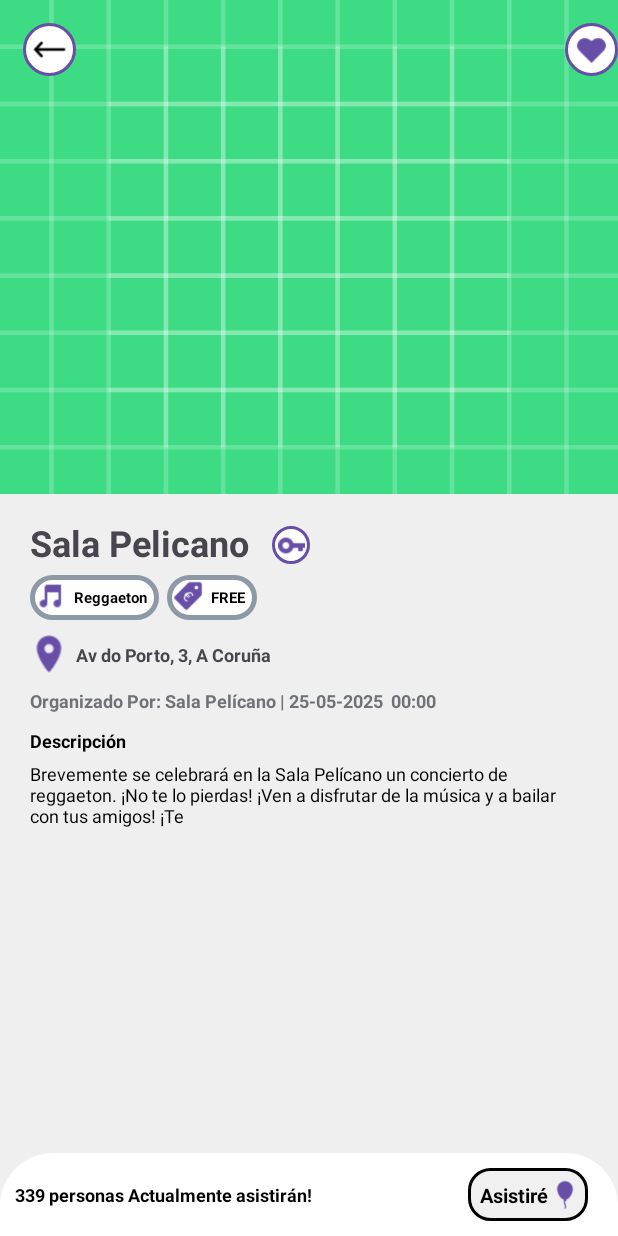
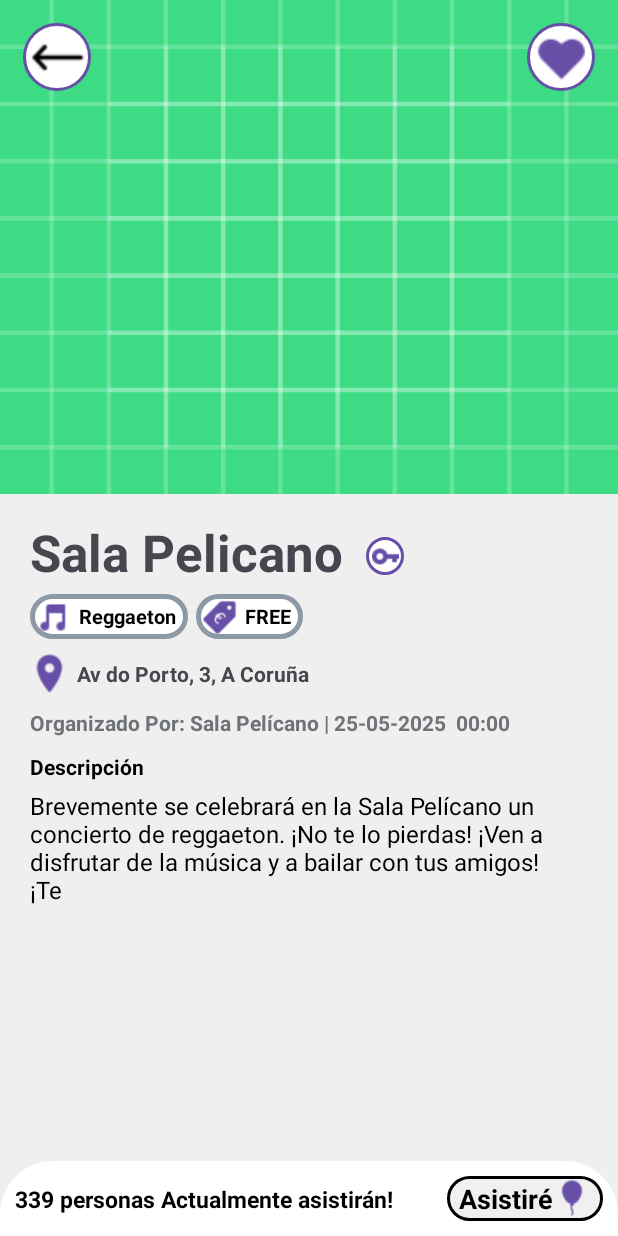
Before and after one commit to SantiFdezz/JustPartyApp, an Android app: the layout fragment_detailscreen.xml on its own in the app's theme, with its tools: preview values and no code run, on a phone screen of 412 x 824 dp. Run offline under Robolectric (Android 15) with nearby library versions, the phone set to English and light mode, and no system bars; network calls fail.

Commit message:
#27 DetailScreen Completed

```diff
--- a/jparty-app/app/src/main/AndroidManifest.xml
+++ b/jparty-app/app/src/main/AndroidManifest.xml
@@ -35,6 +35,9 @@
             android:name=".PreferencesActivity"
             />
         <activity
+            android:name=".DetailActivity"
+            />
+        <activity
             android:name=".fragments.HomeFragment"
             />
 
--- a/jparty-app/app/src/main/java/com/example/jparty/fragments/HomeFragment.java
+++ b/jparty-app/app/src/main/java/com/example/jparty/fragments/HomeFragment.java
@@ -39,7 +39,7 @@ public class HomeFragment extends Fragment {
     private RequestQueue requestQueue;
     private ProgressBar pb1;
 
-
+    private Context mainActivityContext;
 
     // Método que se llama para crear la vista del fragmento
     @Override
@@ -49,7 +49,7 @@ public class HomeFragment extends Fragment {
         View view = inflater.inflate(R.layout.fragment_recycler_main, container, false);
         eventsList = new ArrayList<>();
         pb1 = view.findViewById(R.id.loadingScreen);
-        adapter = new EventsAdapter(eventsList, this);
+        adapter = new EventsAdapter(eventsList, this, getActivity());
         recyclerView = view.findViewById(R.id.recycler_view_item);
         recyclerView.setAdapter(adapter);
         recyclerView.setLayoutManager(new LinearLayoutManager(getContext()));
--- a/jparty-app/app/src/main/java/com/example/jparty/fragments/LikeFragment.java
+++ b/jparty-app/app/src/main/java/com/example/jparty/fragments/LikeFragment.java
@@ -50,7 +50,7 @@ public class LikeFragment extends Fragment {
         View view = inflater.inflate(R.layout.fragment_recycler_main, container, false);
         eventsList = new ArrayList<>();
         pb1 = view.findViewById(R.id.loadingScreen);
-        adapter = new EventsAdapter(eventsList, this);
+        adapter = new EventsAdapter(eventsList, this, context);
         recyclerView = view.findViewById(R.id.recycler_view_item);
         recyclerView.setAdapter(adapter);
         recyclerView.setLayoutManager(new LinearLayoutManager(getContext()));
--- a/jparty-app/app/src/main/res/layout/fragment_detailscreen.xml
+++ b/jparty-app/app/src/main/res/layout/fragment_detailscreen.xml
@@ -5,10 +5,10 @@
     android:layout_height="match_parent"
     android:background="@color/white_grey">
     <ImageView
+        android:id="@+id/event_image"
         android:layout_width="match_parent"
         android:layout_height="0dp"
         android:scaleType="centerCrop"
-        android:id="@+id/event_image"
         app:layout_constraintTop_toTopOf="parent"
         app:layout_constraintStart_toStartOf="parent"
         app:layout_constraintEnd_toEndOf="parent"
@@ -16,18 +16,19 @@
         app:layout_constraintHeight_percent="0.4" />
     <ImageButton
         android:id="@+id/back_button"
-        android:layout_width="35dp"
+        android:layout_width="45dp"
+        android:layout_height="45dp"
         android:contentDescription="Button to go back"
-        android:layout_height="35dp"
         android:layout_marginTop="15dp"
+        android:layout_marginEnd="10dp"
         android:layout_marginStart="15dp"
         android:background="@drawable/circle_button"
         app:layout_constraintStart_toStartOf="@+id/event_image"
         app:layout_constraintTop_toTopOf="@+id/event_image"/>
     <ImageView
-        android:layout_width="22dp"
-        android:layout_height="22dp"
         android:id="@+id/right_arrow"
+        android:layout_width="35dp"
+        android:layout_height="35dp"
         android:contentDescription="Right Arrow"
         android:src="@drawable/left_arrow"
         app:layout_constraintStart_toStartOf="@+id/back_button"
@@ -36,18 +37,19 @@
         app:layout_constraintEnd_toEndOf="@+id/back_button"/>
     <ImageButton
         android:id="@+id/like_button"
-        android:layout_width="35dp"
+        android:layout_width="45dp"
         android:contentDescription="Button to like/dislike an event"
-        android:layout_height="35dp"
+        android:layout_height="45dp"
+        android:layout_marginEnd="15dp"
         android:layout_marginTop="15dp"
         android:layout_marginStart="15dp"
         android:background="@drawable/circle_button"
         app:layout_constraintEnd_toEndOf="@+id/event_image"
         app:layout_constraintTop_toTopOf="@+id/event_image"/>
     <ImageView
-        android:layout_width="22dp"
-        android:layout_height="22dp"
         android:id="@+id/like_icon"
+        android:layout_width="35dp"
+        android:layout_height="35dp"
         android:contentDescription="Like Icon"
         android:src="@drawable/like_selected"
         app:layout_constraintStart_toStartOf="@+id/like_button"
@@ -60,7 +62,7 @@
         android:layout_width="wrap_content"
         android:layout_height="wrap_content"
         android:text="Sala Pelicano"
-        android:textSize="24sp"
+        android:textSize="34sp"
         android:textStyle="bold"
         android:layout_marginStart="20dp"
         app:layout_constraintTop_toBottomOf="@id/event_image"
@@ -75,7 +77,8 @@
         android:layout_marginStart="15dp"
         android:background="@drawable/circle_button"
         app:layout_constraintStart_toEndOf="@+id/event_name"
-        app:layout_constraintTop_toTopOf="@+id/event_name"/>
+        app:layout_constraintTop_toTopOf="@+id/event_name"
+        app:layout_constraintBottom_toBottomOf="@+id/event_name"/>
     <ImageView
         android:layout_width="18dp"
         android:layout_height="18dp"
@@ -102,8 +105,8 @@
             >
             <ImageView
                 android:id="@+id/music_button"
-                android:layout_width="20dp"
-                android:layout_height="20dp"
+                android:layout_width="23dp"
+                android:layout_height="23dp"
                 android:layout_marginTop="4dp"
                 android:layout_marginStart="4dp"
                 android:background="@drawable/music_icon"
@@ -117,7 +120,7 @@
                 android:textColor="@color/black"
                 android:textStyle="bold"
                 android:layout_gravity="center_vertical"
-                android:textSize="10sp"
+                android:textSize="13sp"
                 android:layout_marginStart="5dp" />
         </LinearLayout>
         <LinearLayout
@@ -129,8 +132,8 @@
             >
             <ImageView
                 android:id="@+id/price_button"
-                android:layout_width="20dp"
-                android:layout_height="20dp"
+                android:layout_width="23dp"
+                android:layout_height="23dp"
                 android:layout_marginTop="4dp"
                 android:layout_marginStart="4dp"
                 android:background="@drawable/price_icon"
@@ -145,14 +148,14 @@
                 android:textStyle="bold"
                 android:layout_marginEnd="8dp"
                 android:layout_gravity="center_vertical"
-                android:textSize="10sp"
+                android:textSize="13sp"
                 android:layout_marginStart="5dp" />
         </LinearLayout>
     </LinearLayout>
     <ImageView
         android:id="@+id/location_icon"
-        android:layout_width="25dp"
-        android:layout_height="25dp"
+        android:layout_width="26dp"
+        android:layout_height="26dp"
         android:src="@drawable/location_icon"
         app:layout_constraintStart_toStartOf="@+id/tag_box_info"
         app:layout_constraintTop_toBottomOf="@+id/tag_box_info"
@@ -164,7 +167,7 @@
         android:layout_width="wrap_content"
         android:layout_height="wrap_content"
         android:text="Av do Porto, 3, A Coruña"
-        android:textSize="12sp"
+        android:textSize="14sp"
         android:layout_marginStart="5dp"
         android:textStyle="bold"
         app:layout_constraintStart_toEndOf="@+id/location_icon"
@@ -176,7 +179,7 @@
         android:layout_width="wrap_content"
         android:layout_height="wrap_content"
         android:text="Organizado Por: Sala Pelícano | 25-05-2025  00:00"
-        android:textSize="12sp"
+        android:textSize="14sp"
         android:textColor="@color/grey"
         android:layout_marginTop="10dp"
         android:textStyle="bold"
@@ -187,7 +190,7 @@
         android:layout_width="wrap_content"
         android:layout_height="wrap_content"
         android:text="Descripción"
-        android:textSize="12sp"
+        android:textSize="14sp"
         android:textColor="@color/black"
         android:layout_marginTop="10dp"
         android:textStyle="bold"
@@ -196,9 +199,9 @@
     <TextView
         android:id="@+id/description"
         android:layout_width="0dp"
-        android:layout_height="70dp"
+        android:layout_height="wrap_content"
         android:text="Brevemente se celebrará en la Sala Pelícano un concierto de reggaeton. ¡No te lo pierdas! ¡Ven a disfrutar de la música y a bailar con tus amigos! ¡Te esperamos! ¡Ven a disfrutar de la música y a bailar con tus amigos! ¡Te esperamos!¡Ven a disfrutar de la música y a bailar con tus amigos! ¡Te esperamos!¡Ven a disfrutar de la música y a bailar con tus amigos! ¡Te esperamos!"
-        android:textSize="12sp"
+        android:textSize="16sp"
         android:maxLength="150"
         android:layout_marginEnd="30dp"
         android:textColor="@color/black"
@@ -223,24 +226,25 @@
             android:layout_width="wrap_content"
             android:layout_height="wrap_content"
             android:text="339 personas Actualmente asistirán!"
-            android:textSize="12sp"
+            android:textSize="15sp"
             android:textColor="@color/black"
             android:textStyle="bold"
             app:layout_constraintStart_toStartOf="parent"
             app:layout_constraintTop_toTopOf="parent"
             app:layout_constraintBottom_toBottomOf="parent"/>
-
-        <ImageButton
-            android:layout_width="80dp"
-            android:layout_height="35dp"
+        <LinearLayout
             android:id="@+id/assist_button"
+            android:layout_width="wrap_content"
+            android:layout_height="30dp"
+            android:orientation="horizontal"
+            android:gravity="center"
+            android:layout_marginStart="5dp"
             android:contentDescription="Button to assist"
-            android:layout_marginEnd="10dp"
             android:background="@drawable/rounded_border_assist"
             app:layout_constraintEnd_toEndOf="parent"
             app:layout_constraintTop_toTopOf="parent"
-            app:layout_constraintBottom_toBottomOf="parent"/>
-
+            app:layout_constraintBottom_toBottomOf="parent"
+            >
             <TextView
                 android:layout_width="wrap_content"
                 android:layout_height="wrap_content"
@@ -249,24 +253,36 @@
                 android:layout_marginStart="8dp"
                 android:textColor="@color/black"
                 android:textStyle="bold"
-            android:textSize="13sp"
+                android:textSize="18sp"
                 app:layout_constraintTop_toTopOf="@+id/assist_button"
                 app:layout_constraintBottom_toBottomOf="@+id/assist_button"
+                app:layout_constraintEnd_toStartOf="@id/assist_icon"
                 app:layout_constraintStart_toStartOf="@+id/assist_button"/>
             <ImageView
                 android:id="@+id/assist_icon"
-            android:layout_width="20dp"
-            android:layout_height="20dp"
-            android:background="@drawable/balloon_selected"
-            android:layout_marginEnd="4dp"
-            android:contentDescription="Link Icon"
-            app:layout_constraintTop_toTopOf="@+id/assist_button"
-            app:layout_constraintBottom_toBottomOf="@+id/assist_button"
-            app:layout_constraintStart_toEndOf="@+id/assist_text"
-            app:layout_constraintEnd_toEndOf="@id/assist_button"/>
+                android:layout_width="25dp"
+                android:layout_height="25dp"
+                android:src="@drawable/balloon_selected"
+                android:layout_marginEnd="8dp"
+                android:contentDescription="Link Icon" />
+
+        </LinearLayout>
+
+
+
+
 
 
     </androidx.constraintlayout.widget.ConstraintLayout>
 
-
+    <ProgressBar
+        android:layout_width="100dp"
+        android:layout_height="100dp"
+        android:id="@+id/loadingScreen"
+        android:visibility="invisible"
+        android:progressTint="@color/purple"
+        app:layout_constraintTop_toTopOf="parent"
+        app:layout_constraintStart_toStartOf="parent"
+        app:layout_constraintBottom_toBottomOf="parent"
+        app:layout_constraintEnd_toEndOf="parent"/>
 </androidx.constraintlayout.widget.ConstraintLayout>
--- /dev/null
+++ b/jparty-app/app/src/main/res/values/refs.xml
@@ -0,0 +1,2 @@
+<?xml version="1.0" encoding="utf-8"?>
+<resources></resources>
```
Also changed, not shown: jparty-app/app/src/main/java/com/example/jparty/DetailActivity.java (added, +28 -0 lines), jparty-app/app/src/main/java/com/example/jparty/fragments/DetailFragment.java (added, +224 -0 lines), jparty-app/app/src/main/java/com/example/jparty/fragments/EventsAdapter.java (+15 -1 lines), jparty-app/app/src/main/java/com/example/jparty/fragments/EventsViewHolder.java (+3 -14 lines), jparty-app/app/src/main/res/layout/activity_detail.xml (added, +10 -0 lines), 1 other file. Lines whose indentation alone changed are shown as unchanged.
